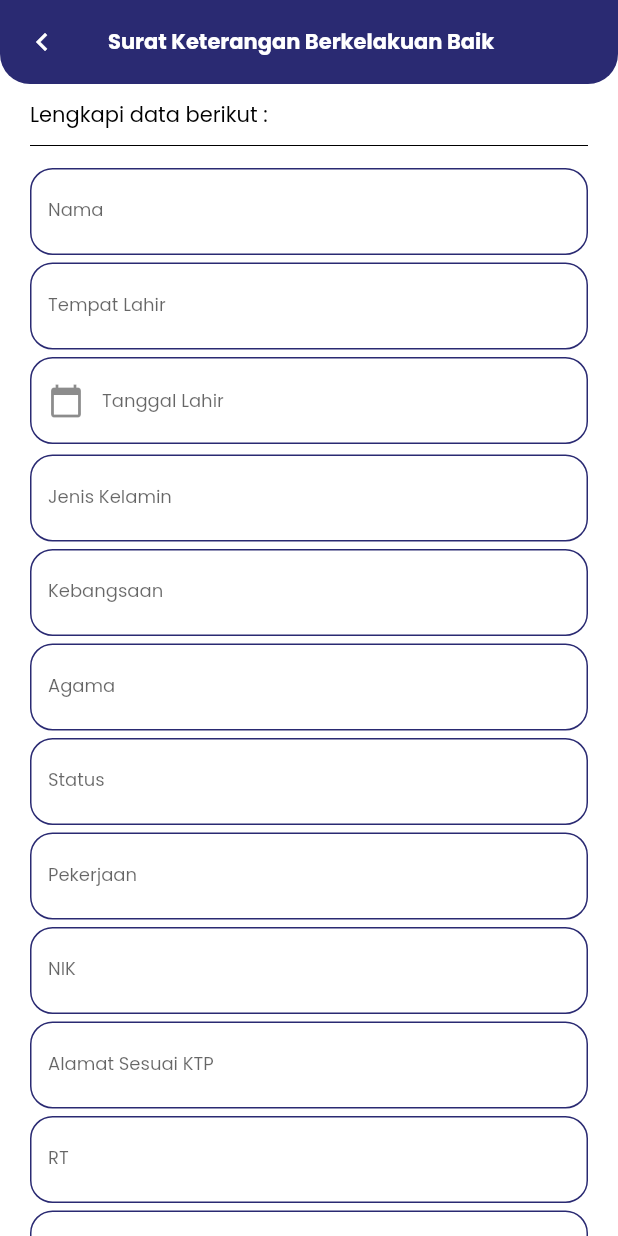
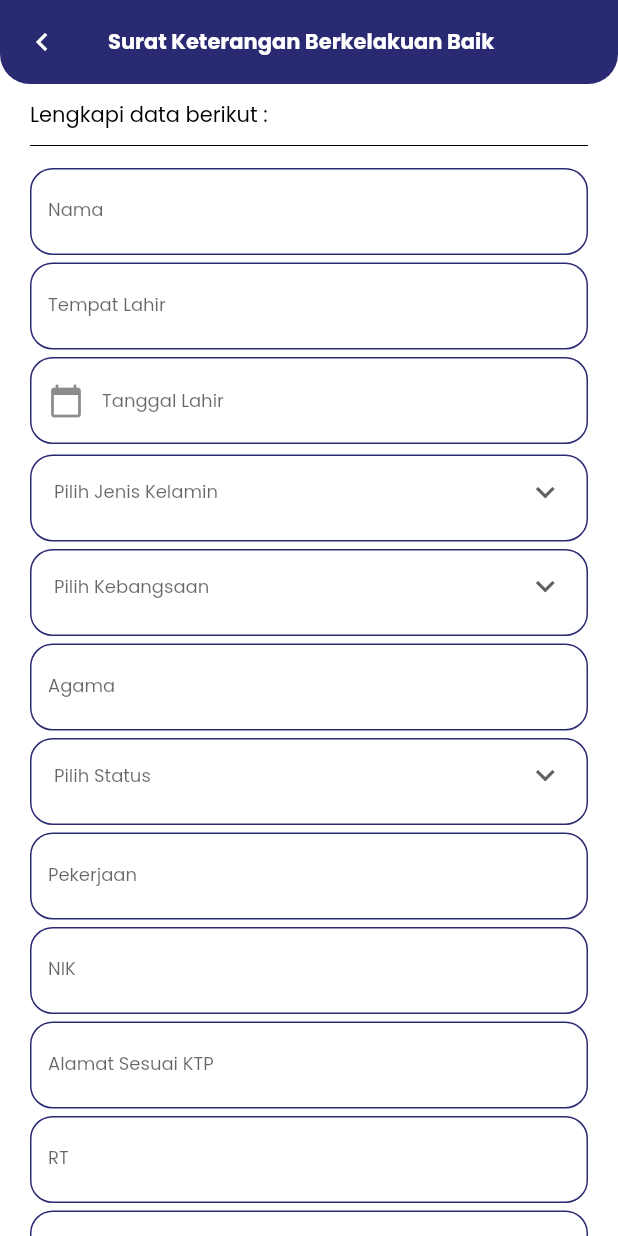
Before and after one commit to KelurahanKepuharjo/Mobile_App_Kelurahan_Kepuharjo, a Flutter app: the BerkelakuanBaik screen opened directly, on a phone screen of 412 x 824 dp. Run offline on Flutter 3.47's test engine with Material 2 defaults, Android fonts, the phone set to English and light mode, and no system bars; our stand-ins replace awesome_dialog, awesome_snackbar_content, flutter_spinkit, fluttertoast, get, google_fonts and 6 more; missing offline and left inert: android_intent_plus, flutter_pdfview; accounts and stored records are empty.

Commit message:
dropdown surat

```diff
--- a/lib/Screen/PengajuanSurat/Surat/suket_berkelakuan_baik.dart
+++ b/lib/Screen/PengajuanSurat/Surat/suket_berkelakuan_baik.dart
@@ -50,13 +50,13 @@ class _BerkelakuanBaikState extends State<BerkelakuanBaik> {
       Fluttertoast.showToast(msg: "Tempat Lahir harus diisi");
     } else if (tanggal_lahir.text.isEmpty) {
       Fluttertoast.showToast(msg: "Tanggal Lahir harus diisi");
-    } else if (jenis_kelamin.text.isEmpty) {
+    } else if (val_jenis_kelamin == null) {
       Fluttertoast.showToast(msg: "Jenis Kelamin harus diisi");
-    } else if (kebangsaan.text.isEmpty) {
+    } else if (val_kebangsaan == null) {
       Fluttertoast.showToast(msg: "Kebangsaan harus diisi");
     } else if (Agama.text.isEmpty) {
       Fluttertoast.showToast(msg: "Agama harus diisi");
-    } else if (status.text.isEmpty) {
+    } else if (val_status == null) {
       Fluttertoast.showToast(msg: "Status harus diisi");
     } else if (pekerjaan.text.isEmpty) {
       Fluttertoast.showToast(msg: "Pekerjaan harus diisi");
@@ -88,10 +88,10 @@ class _BerkelakuanBaikState extends State<BerkelakuanBaik> {
     req.fields['nama'] = nama.text;
     req.fields['tempat_lahir'] = tempat_lahir.text;
     req.fields['tanggal_lahir'] = tanggal_lahir.text;
-    req.fields['jenis_kelamin'] = jenis_kelamin.text;
-    req.fields['kebangsaan'] = kebangsaan.text;
+    req.fields['jenis_kelamin'] = val_jenis_kelamin;
+    req.fields['kebangsaan'] = val_kebangsaan;
     req.fields['agama'] = Agama.text;
-    req.fields['status'] = status.text;
+    req.fields['status'] = val_status;
     req.fields['pekerjaan'] = pekerjaan.text;
     req.fields['nik'] = nik.text;
     req.fields['alamat'] = alamat.text;
@@ -122,6 +122,13 @@ class _BerkelakuanBaikState extends State<BerkelakuanBaik> {
 
   File image;
   String statusSurat = "Diajukan";
+  String val_jenis_kelamin;
+  String val_status;
+  String val_kebangsaan;
+  List kebangsaan = ["WNI", "WNA"];
+  List jkl = ["Laki-Laki", "Perempuan"];
+  List st = ["Kawin", "Belum Kawin"];
+
   @override
   Widget build(BuildContext context) {
     return Scaffold(
@@ -192,22 +199,63 @@ class _BerkelakuanBaikState extends State<BerkelakuanBaik> {
                 controller: tanggal_lahir,
               ),
               const SizedBox(height: 5),
-              getTextForm(
-                controller: jenis_kelamin,
-                hintName: "Jenis Kelamin",
-                keyboardType: TextInputType.name,
-                inputFormatters:
-                    FilteringTextInputFormatter.singleLineFormatter,
-                length: 20,
+              Container(
+                height: 58,
+                padding: const EdgeInsets.symmetric(horizontal: 15),
+                decoration: BoxDecoration(
+                  borderRadius: BorderRadius.circular(15),
+                  border: Border.all(width: 1, color: appColor),
+                ),
+                child: DropdownButton(
+                  onChanged: (value) {
+                    setState(() {
+                      val_jenis_kelamin = value;
+                    });
+                  },
+                  underline: SizedBox(),
+                  value: val_jenis_kelamin,
+                  style: poppinsSmallBlack,
+                  iconSize: 25,
+                  isExpanded: true,
+                  borderRadius: BorderRadius.circular(15),
+                  elevation: 0,
+                  icon: const Icon(Icons.keyboard_arrow_down),
+                  hint: Text("Pilih Jenis Kelamin",
+                      style: GoogleFonts.poppins(fontSize: 12)),
+                  dropdownColor: Colors.white,
+                  items: jkl.map((e) {
+                    return DropdownMenuItem(value: e, child: Text(e));
+                  }).toList(),
+                ),
               ),
               const SizedBox(height: 5),
-              getTextForm(
-                controller: kebangsaan,
-                hintName: "Kebangsaan",
-                keyboardType: TextInputType.name,
-                inputFormatters:
-                    FilteringTextInputFormatter.singleLineFormatter,
-                length: 7,
+              Container(
+                height: 58,
+                padding: const EdgeInsets.symmetric(horizontal: 15),
+                decoration: BoxDecoration(
+                    borderRadius: BorderRadius.circular(15),
+                    border: Border.all(width: 1, color: appColor)),
+                child: DropdownButton(
+                  onChanged: (value) {
+                    setState(() {
+                      val_kebangsaan = value;
+                    });
+                  },
+                  underline: SizedBox(),
+                  value: val_kebangsaan,
+                  style: poppinsSmallBlack,
+                  iconSize: 25,
+                  isExpanded: true,
+                  borderRadius: BorderRadius.circular(15),
+                  elevation: 0,
+                  icon: const Icon(Icons.keyboard_arrow_down),
+                  hint: Text("Pilih Kebangsaan",
+                      style: GoogleFonts.poppins(fontSize: 12)),
+                  dropdownColor: Colors.white,
+                  items: kebangsaan.map((e) {
+                    return DropdownMenuItem(value: e, child: Text(e));
+                  }).toList(),
+                ),
               ),
               const SizedBox(height: 5),
               getTextForm(
@@ -219,12 +267,35 @@ class _BerkelakuanBaikState extends State<BerkelakuanBaik> {
                 length: 30,
               ),
               const SizedBox(height: 5),
-              getTextForm(
-                  controller: status,
-                  hintName: "Status",
-                  keyboardType: TextInputType.number,
-                  inputFormatters: FilteringTextInputFormatter.digitsOnly,
-                  length: 16),
+              Container(
+                height: 58,
+                padding: const EdgeInsets.symmetric(horizontal: 15),
+                decoration: BoxDecoration(
+                  borderRadius: BorderRadius.circular(15),
+                  border: Border.all(width: 1, color: appColor),
+                ),
+                child: DropdownButton(
+                  onChanged: (value) {
+                    setState(() {
+                      val_status = value;
+                    });
+                  },
+                  underline: SizedBox(),
+                  value: val_status,
+                  style: poppinsSmallBlack,
+                  iconSize: 25,
+                  isExpanded: true,
+                  borderRadius: BorderRadius.circular(15),
+                  elevation: 0,
+                  icon: const Icon(Icons.keyboard_arrow_down),
+                  hint: Text("Pilih Status",
+                      style: GoogleFonts.poppins(fontSize: 12)),
+                  dropdownColor: Colors.white,
+                  items: st.map((e) {
+                    return DropdownMenuItem(value: e, child: Text(e));
+                  }).toList(),
+                ),
+              ),
               const SizedBox(height: 5),
               getTextForm(
                 controller: pekerjaan,
@@ -275,7 +346,7 @@ class _BerkelakuanBaikState extends State<BerkelakuanBaik> {
                 keyboardType: TextInputType.name,
                 inputFormatters:
                     FilteringTextInputFormatter.singleLineFormatter,
-                length: 50,
+                length: 150,
               ),
               const SizedBox(height: 5),
               InkWell(
```
Also changed, not shown: lib/Screen/Status/Detail/Detail_Domisili.dart (+7 -14 lines).
